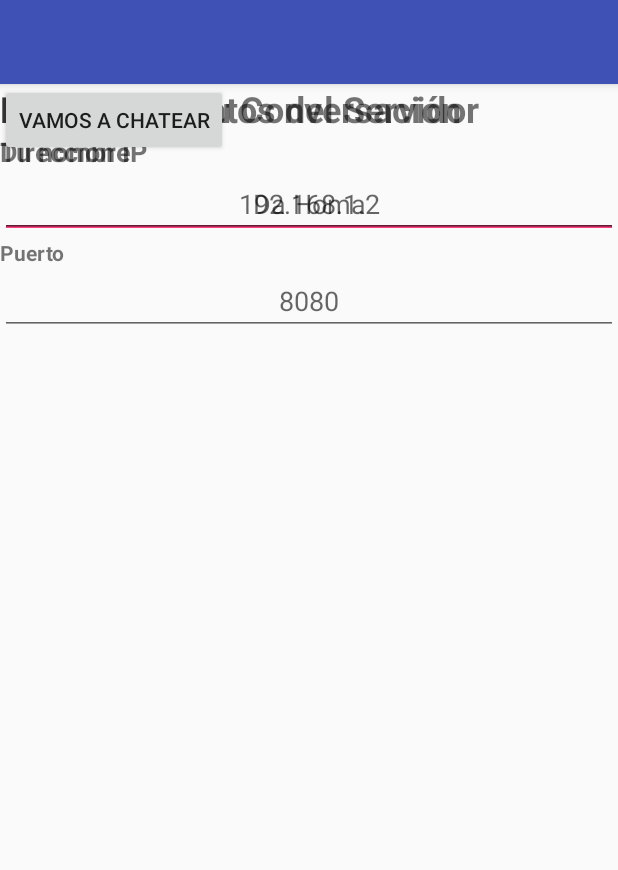
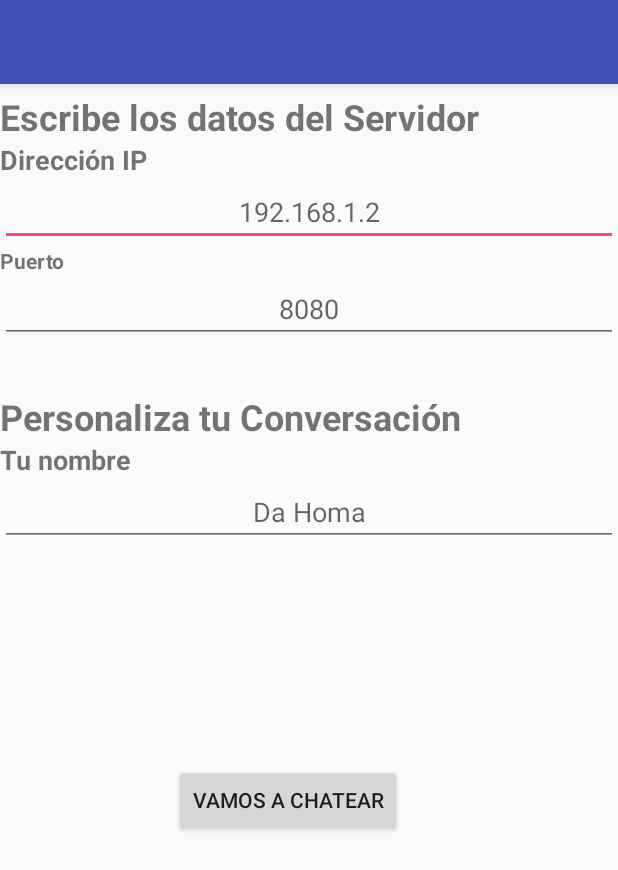
Before and after one commit to eduldtv/Sockets, an Android app: the ClaseCliente screen opened directly, with no data from a screen before it, on a phone screen of 412 x 824 dp. Shown: the top 870 px of the screen. Run offline under Robolectric (Android 15) with nearby library versions, the phone set to English and light mode, and no system bars.

Commit message:
Para you

```diff
--- a/app/src/main/res/layout/activity_clase_cliente.xml
+++ b/app/src/main/res/layout/activity_clase_cliente.xml
@@ -7,10 +7,13 @@
     tools:context=".ClaseCliente">
 
     <LinearLayout
+        android:id="@+id/linearLayout"
         android:layout_width="match_parent"
         android:layout_height="181dp"
+        android:layout_marginTop="5dp"
         android:orientation="vertical"
-        tools:layout_editor_absoluteY="5dp">
+        app:layout_constraintStart_toStartOf="parent"
+        app:layout_constraintTop_toTopOf="parent">
 
         <TextView
             android:id="@+id/t_datosCliente"
@@ -61,11 +64,15 @@
     </LinearLayout>
 
     <LinearLayout
+        android:id="@+id/linearLayout2"
         android:layout_width="match_parent"
         android:layout_height="174dp"
+        android:layout_marginTop="9dp"
+        android:layout_marginBottom="32dp"
         android:orientation="vertical"
-        tools:layout_editor_absoluteX="0dp"
-        tools:layout_editor_absoluteY="195dp">
+        app:layout_constraintBottom_toTopOf="@+id/b_vamosAChatear"
+        app:layout_constraintStart_toStartOf="parent"
+        app:layout_constraintTop_toBottomOf="@+id/linearLayout">
 
         <TextView
             android:id="@+id/t_personalizar"
@@ -102,8 +109,12 @@
         android:id="@+id/b_vamosAChatear"
         android:layout_width="wrap_content"
         android:layout_height="wrap_content"
+        android:layout_marginStart="116dp"
+        android:layout_marginTop="32dp"
+        android:layout_marginBottom="257dp"
         android:text="Vamos a chatear"
-        tools:layout_editor_absoluteX="116dp"
-        tools:layout_editor_absoluteY="401dp" />
+        app:layout_constraintBottom_toBottomOf="parent"
+        app:layout_constraintStart_toStartOf="parent"
+        app:layout_constraintTop_toBottomOf="@+id/linearLayout2" />
 
 </android.support.constraint.ConstraintLayout>
--- a/app/src/main/res/layout/layout_clase_principal.xml
+++ b/app/src/main/res/layout/layout_clase_principal.xml
@@ -9,6 +9,7 @@
 
     <Button
         android:id="@+id/b_servidor"
+        android:onClick="manejador"
         android:layout_width="150dp"
         android:layout_height="150dp"
         android:background="@drawable/server"
@@ -21,6 +22,7 @@
 
     <Button
         android:id="@+id/b_cliente"
+        android:onClick="manejador"
         android:layout_width="150dp"
         android:layout_height="150dp"
         android:background="@drawable/movil"
```
